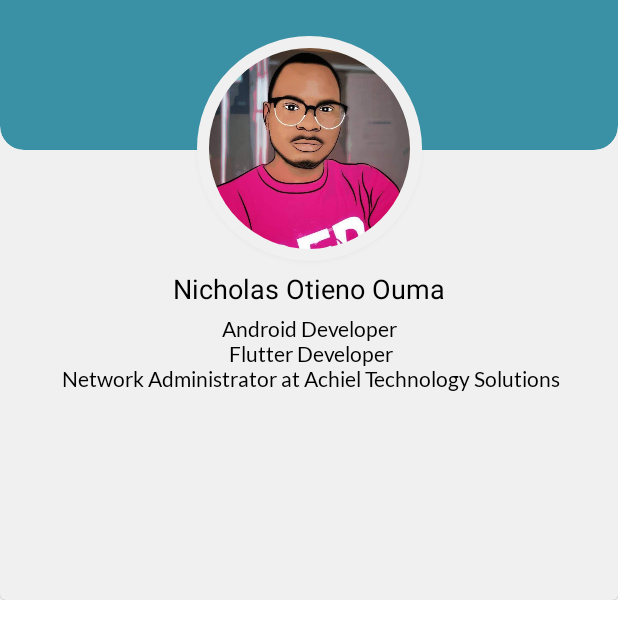
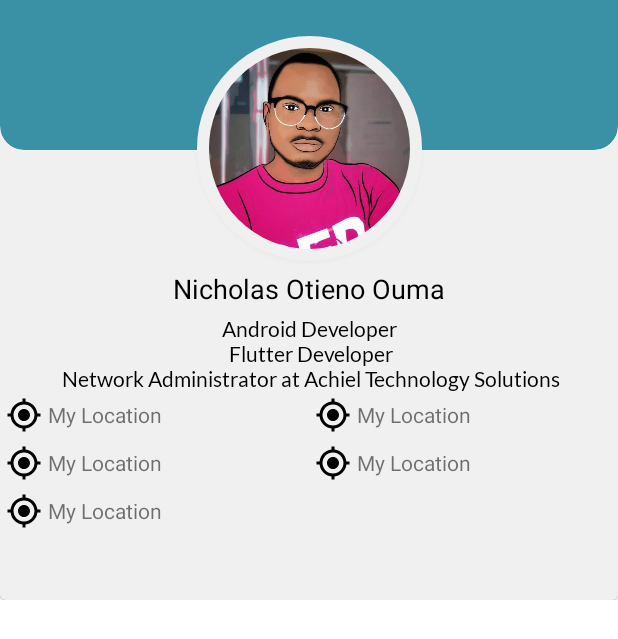
Before and after one commit to Crucialjun/MyCV, an Android app: the screen it shows after launch (MainActivity), on a phone screen of 412 x 824 dp. Shown: the top 639 px of the screen. Run offline under Robolectric (Android 15) with nearby library versions, the phone set to English and light mode, and no system bars; Roboto replaces fonts that are not available here.

Commit message:
add gridview

```diff
--- a/app/build.gradle
+++ b/app/build.gradle
@@ -30,6 +30,10 @@ android {
     kotlinOptions {
         jvmTarget = '1.8'
     }
+
+    buildFeatures{
+        viewBinding = true
+    }
 }
 
 dependencies {
--- a/app/src/main/java/com/example/mycv/ContactGridAdapter.kt
+++ b/app/src/main/java/com/example/mycv/ContactGridAdapter.kt
@@ -1,22 +1,33 @@
 package com.example.mycv
 
 import android.content.Context
+import android.text.Layout
 import android.view.LayoutInflater
 import android.view.View
 import android.view.ViewGroup
 import android.widget.ArrayAdapter
+import com.example.mycv.databinding.ActivityMainBinding
+import com.example.mycv.databinding.ContactInfoGridItemBinding
 
-class ContactGridAdapter(context: Context, gridItems: Array<ContactGridItemModel>) :
+class ContactGridAdapter(context: Context, gridItems: ArrayList<ContactGridItemModel>) :
     ArrayAdapter<ContactGridItemModel>(context, 0, gridItems) {
 
     override fun getView(position: Int, convertView: View?, parent: ViewGroup): View {
         var listView = convertView
+        val  binding :ContactInfoGridItemBinding =
+            ContactInfoGridItemBinding.inflate(LayoutInflater.from(context),parent,false)
 
         if(listView == null){
-            listView = LayoutInflater.from(context).inflate(R.layout.contact_info_grid_item,parent,false)
+
+                listView = binding.root
         }
 
+        val contactGridItem : ContactGridItemModel? = getItem(position)
 
-        return super.getView(position, convertView, parent)
+        binding.imgGridItemImage.setImageResource(contactGridItem!!.imageId)
+        binding.txtGridItemName.text = contactGridItem.itemName
+
+
+        return listView
     }
 }
--- a/app/src/main/java/com/example/mycv/ContactGridItemModel.kt
+++ b/app/src/main/java/com/example/mycv/ContactGridItemModel.kt
@@ -1,3 +1,5 @@
 package com.example.mycv
 
-data class ContactGridItemModel(var imageId : String,var itemName : String)
+data class ContactGridItemModel(var imageId : Int,var itemName : String){
+
+}
--- a/app/src/main/java/com/example/mycv/MainActivity.kt
+++ b/app/src/main/java/com/example/mycv/MainActivity.kt
@@ -2,10 +2,27 @@ package com.example.mycv
 
 import androidx.appcompat.app.AppCompatActivity
 import android.os.Bundle
+import com.example.mycv.databinding.ActivityMainBinding
 
 class MainActivity : AppCompatActivity() {
+    private lateinit var binding : ActivityMainBinding
     override fun onCreate(savedInstanceState: Bundle?) {
         super.onCreate(savedInstanceState)
-        setContentView(R.layout.activity_main)
+        binding = ActivityMainBinding.inflate(layoutInflater)
+        val view = binding.root
+        setContentView(view)
+
+
+        val contactItems : ArrayList<ContactGridItemModel>  = ArrayList<ContactGridItemModel>()
+
+        contactItems.add(ContactGridItemModel(R.drawable.ic_baseline_my_location_24,"My Location"))
+        contactItems.add(ContactGridItemModel(R.drawable.ic_baseline_my_location_24,"My Location"))
+        contactItems.add(ContactGridItemModel(R.drawable.ic_baseline_my_location_24,"My Location"))
+        contactItems.add(ContactGridItemModel(R.drawable.ic_baseline_my_location_24,"My Location"))
+        contactItems.add(ContactGridItemModel(R.drawable.ic_baseline_my_location_24,"My Location"))
+
+        val adapter = ContactGridAdapter(this,contactItems)
+
+        binding.gridContactItems.adapter = adapter
     }
 }
--- a/app/src/main/res/layout/activity_main.xml
+++ b/app/src/main/res/layout/activity_main.xml
@@ -102,15 +102,17 @@
         </com.google.android.material.textview.MaterialTextView>
 
         <GridView
+            android:orientation="horizontal"
             android:id="@+id/grid_contact_items"
-            android:layout_width="match_parent"
-            android:layout_height="wrap_content"
+            android:layout_width="0dp"
+            android:layout_height="120dp"
             android:elevation="2dp"
             android:numColumns="auto_fit"
+            android:columnWidth="150dp"
             app:layout_constraintEnd_toEndOf="parent"
             app:layout_constraintStart_toStartOf="parent"
-            app:layout_constraintTop_toBottomOf="@id/txt_header">
-
+            app:layout_constraintTop_toBottomOf="@id/txt_header"
+            tools:listitem="@layout/contact_info_grid_item">
 
 
         </GridView>
--- a/app/src/main/res/layout/contact_info_grid_item.xml
+++ b/app/src/main/res/layout/contact_info_grid_item.xml
@@ -4,6 +4,7 @@
     xmlns:android="http://schemas.android.com/apk/res/android"
     android:layout_width="wrap_content"
     android:gravity="center"
+    android:padding="4dp"
     android:layout_height="wrap_content">
 
     <ImageView
```
